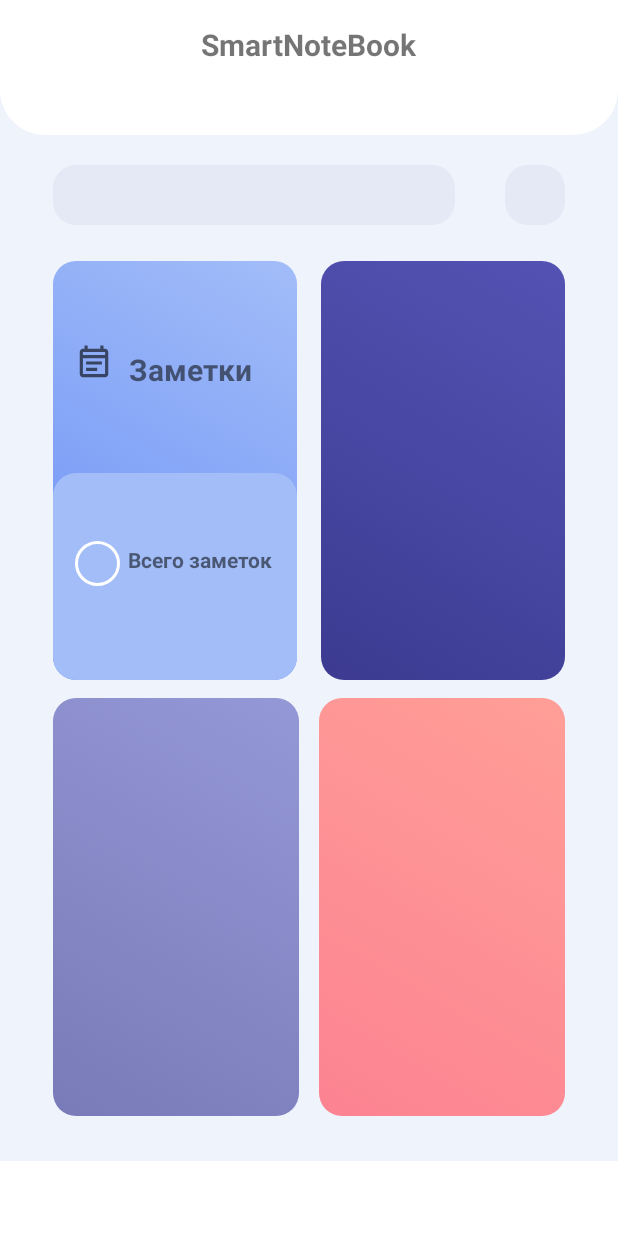
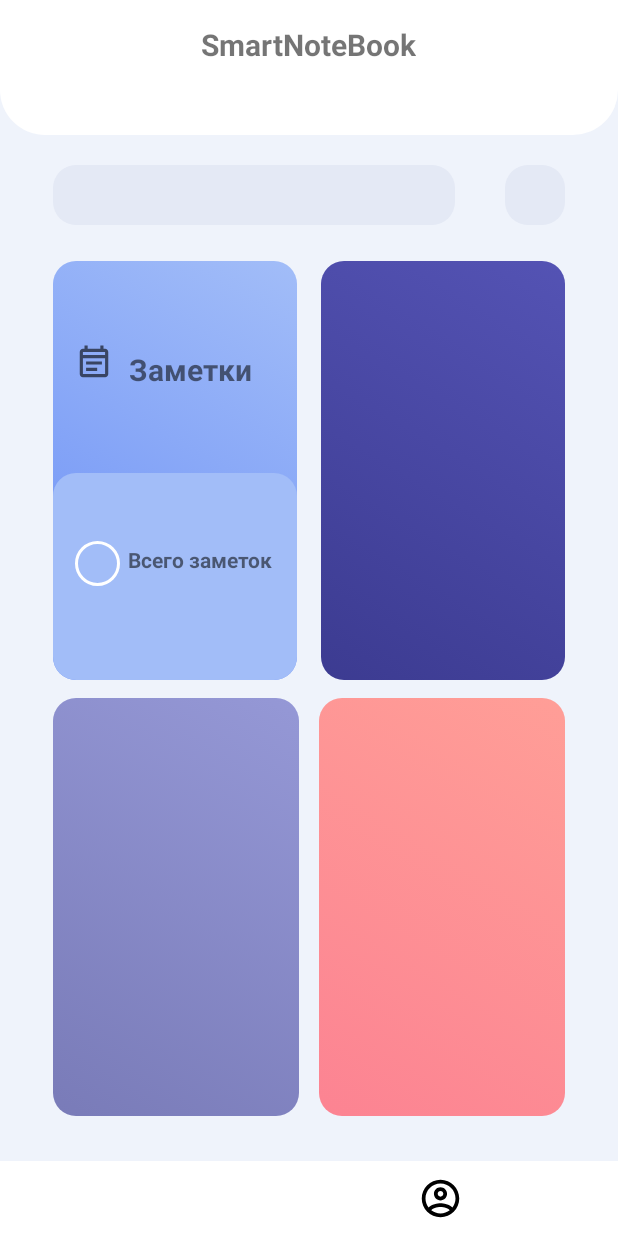
Before and after one commit to TheJecksMan/SmartNoteBookV1, an Android app: the screen it shows after launch (MainActivityMainMenu), on a phone screen of 412 x 824 dp. Run offline under Robolectric (Android 15) with nearby library versions, the phone set to English and light mode, and no system bars.

Commit message:
UI Register/Login

```diff
--- a/app/src/main/java/com/example/smartnotebook/MainActivityMainMenu.java
+++ b/app/src/main/java/com/example/smartnotebook/MainActivityMainMenu.java
@@ -12,6 +12,7 @@ public class MainActivityMainMenu extends AppCompatActivity implements View.OnCl
     private Button btnActCreateNotes;
     private Button btnActEditNoteBook;
     private Button btnActReminders;
+    private Button btnAccount;
     @Override
     protected void onCreate(Bundle savedInstanceState) {
         super.onCreate(savedInstanceState);
@@ -19,6 +20,10 @@ public class MainActivityMainMenu extends AppCompatActivity implements View.OnCl
 
         btnActCreateNotes = (Button) findViewById(R.id.buttonSelectNotes);
         btnActCreateNotes.setOnClickListener(this);
+
+        btnAccount = (Button) findViewById(R.id.buttonAccount);
+        btnAccount.setOnClickListener(this);
+
         /*
         btnActEditNoteBook = (Button) findViewById(R.id.buttonSelectEditText);
         btnActEditNoteBook.setOnClickListener(this);
@@ -34,6 +39,9 @@ public class MainActivityMainMenu extends AppCompatActivity implements View.OnCl
                 Intent intent1 = new Intent(this, MainActivityNotes.class);
                 startActivity(intent1);
                 break;
+            case R.id.buttonAccount:
+                Intent intent2 = new Intent(this, Account.class);
+                startActivity(intent2);
             /*
             case R.id.buttonSelectEditText:
                 Intent intent2 = new Intent(this, MainActivityNoteBook.class);
--- /dev/null
+++ b/app/src/main/res/drawable/ic_outline_account_circle_24.xml
@@ -0,0 +1,10 @@
+<vector xmlns:android="http://schemas.android.com/apk/res/android"
+    android:width="24dp"
+    android:height="24dp"
+    android:viewportWidth="24"
+    android:viewportHeight="24"
+    android:tint="?attr/colorControlNormal">
+  <path
+      android:fillColor="@android:color/black"
+      android:pathData="M12,2C6.48,2 2,6.48 2,12s4.48,10 10,10 10,-4.48 10,-10S17.52,2 12,2zM7.07,18.28c0.43,-0.9 3.05,-1.78 4.93,-1.78s4.51,0.88 4.93,1.78C15.57,19.36 13.86,20 12,20s-3.57,-0.64 -4.93,-1.72zM18.36,16.83c-1.43,-1.74 -4.9,-2.33 -6.36,-2.33s-4.93,0.59 -6.36,2.33C4.62,15.49 4,13.82 4,12c0,-4.41 3.59,-8 8,-8s8,3.59 8,8c0,1.82 -0.62,3.49 -1.64,4.83zM12,6c-1.94,0 -3.5,1.56 -3.5,3.5S10.06,13 12,13s3.5,-1.56 3.5,-3.5S13.94,6 12,6zM12,11c-0.83,0 -1.5,-0.67 -1.5,-1.5S11.17,8 12,8s1.5,0.67 1.5,1.5S12.83,11 12,11z"/>
+</vector>
--- a/app/src/main/res/layout/activity_main_main_menu.xml
+++ b/app/src/main/res/layout/activity_main_main_menu.xml
@@ -196,4 +196,21 @@
         app:layout_constraintTop_toTopOf="@+id/ViewButton1"
         tools:visibility="gone" />
 
+    <Button
+        android:id="@+id/buttonAccount"
+        android:layout_width="45dp"
+        android:layout_height="0dp"
+        android:layout_marginBottom="2dp"
+        android:background="#00FFFFFF"
+        app:icon="@drawable/ic_outline_account_circle_24"
+        app:iconGravity="top"
+        app:iconSize="30dp"
+        app:iconTint="#000000"
+        app:layout_constraintBottom_toBottomOf="@+id/viewDopMenuBar"
+        app:layout_constraintEnd_toEndOf="@+id/viewDopMenuBar"
+        app:layout_constraintHorizontal_bias="0.739"
+        app:layout_constraintStart_toStartOf="@+id/viewDopMenuBar"
+        app:layout_constraintTop_toTopOf="@+id/viewDopMenuBar"
+        app:layout_constraintVertical_bias="0.0" />
+
 </androidx.constraintlayout.widget.ConstraintLayout>
```
